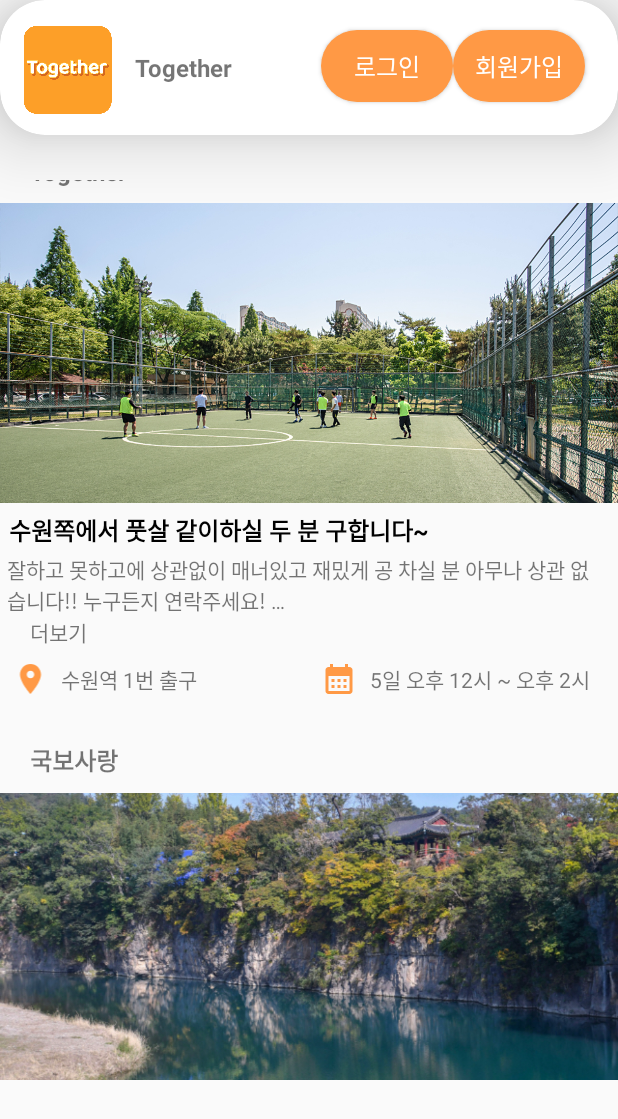
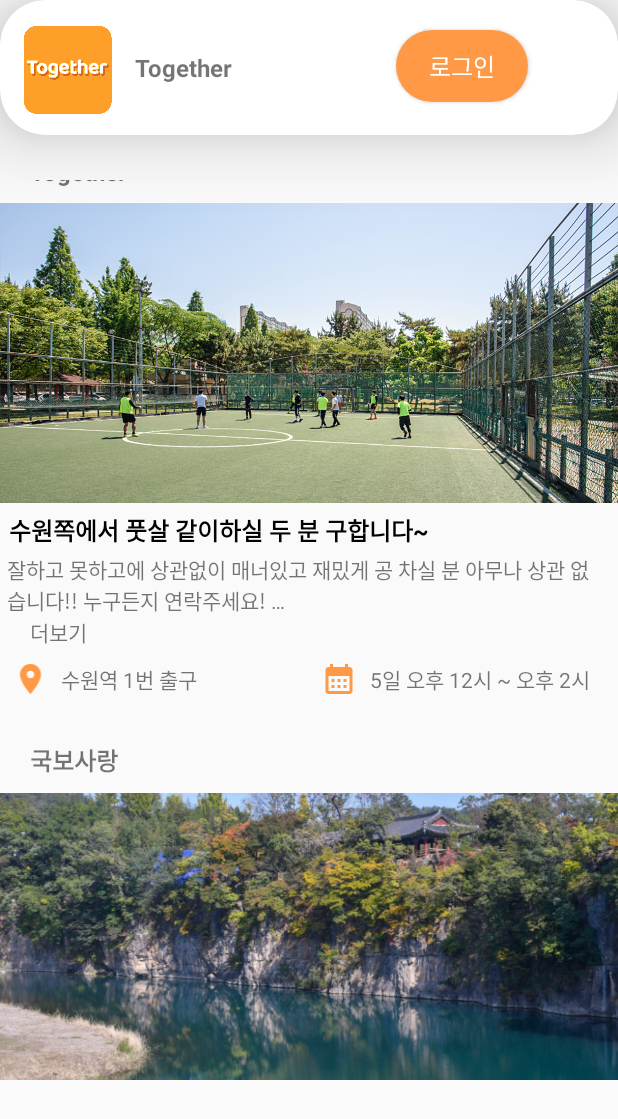
Before and after one commit to kgdrjsen/Together, an Android app: the screen it shows after launch (MainActivity), scrolled down 420 dp, on a phone screen of 412 x 824 dp. Shown: the top 1119 px of the screen. Run offline under Robolectric (Android 15) with nearby library versions, the phone set to English and light mode, and no system bars.

Commit message:
제거 : 메인에서 회원가입 가는 버튼 제거

```diff
--- a/app/src/main/res/layout/activity_main.xml
+++ b/app/src/main/res/layout/activity_main.xml
@@ -36,7 +36,7 @@
                 android:layout_width="wrap_content"
                 android:layout_height="wrap_content"
                 android:layout_marginTop="10dp"
-                android:layout_marginEnd="100dp"
+                android:layout_marginEnd="50dp"
                 android:background="@drawable/button_radius30"
                 android:text="@string/log_in"
                 android:textColor="@color/white"
@@ -52,6 +52,7 @@
                 android:layout_marginEnd="100dp"
                 android:background="@drawable/button_radius30"
                 android:text="@string/log_out"
+                android:visibility="gone"
                 android:textColor="@color/white"
                 app:layout_constraintEnd_toEndOf="parent"
                 app:layout_constraintTop_toTopOf="parent" />
@@ -63,22 +64,11 @@
                 android:layout_height="wrap_content"
                 android:background="@drawable/button_radius30"
                 android:text="@string/my_page"
+                android:visibility="gone"
                 android:textColor="@color/white"
-                app:layout_constraintBottom_toBottomOf="@+id/btn_login"
-                app:layout_constraintStart_toEndOf="@+id/btn_login"
-                app:layout_constraintTop_toTopOf="@+id/btn_login" />
-
-            <Button
-                android:id="@+id/btn_sign_up"
-                style="@style/text16"
-                android:layout_width="wrap_content"
-                android:layout_height="wrap_content"
-                android:background="@drawable/button_radius30"
-                android:text="@string/sign_up"
-                android:textColor="@color/white"
-                app:layout_constraintBottom_toBottomOf="@+id/btn_login"
-                app:layout_constraintStart_toEndOf="@+id/btn_login"
-                app:layout_constraintTop_toTopOf="@+id/btn_login" />
+                app:layout_constraintBottom_toBottomOf="@+id/btn_log_out"
+                app:layout_constraintStart_toEndOf="@+id/btn_log_out"
+                app:layout_constraintTop_toTopOf="@+id/btn_log_out" />
 
             <TextView
                 android:id="@+id/textView2"
```
Also changed, not shown: app/src/main/java/com/android/together/MainActivity.kt (+10 -25 lines), app/src/main/java/com/android/together/SignUpActivity.kt (+5 -5 lines).
